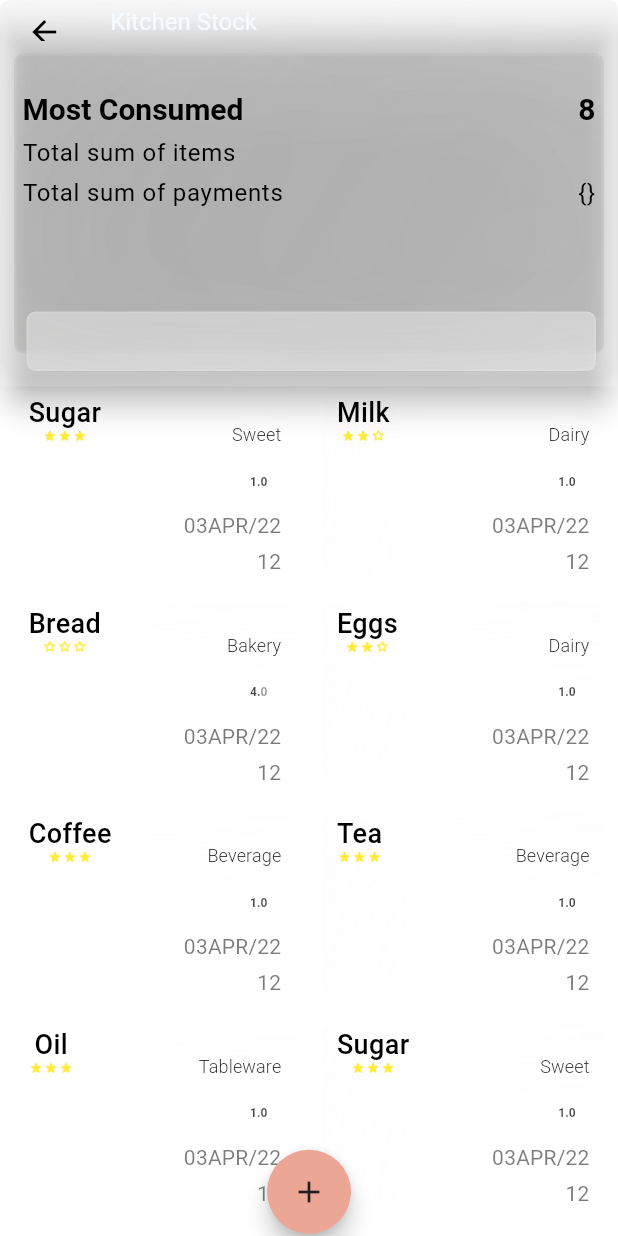
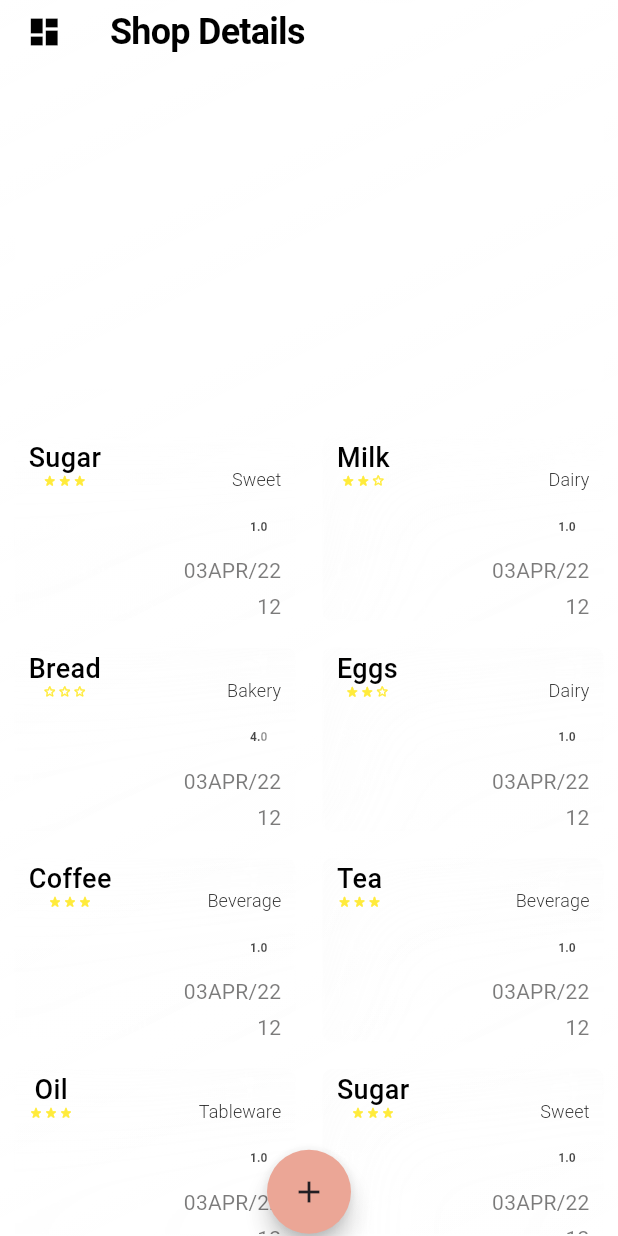
Before and after one commit to oussaid1/lkarnetOriginal, a Flutter app: the KitchenStockHome screen opened directly, on a phone screen of 412 x 824 dp. Run offline on Flutter 3.47's test engine with Material 2 defaults, Android fonts, the light colour scheme and no system bars; drawn by our look-alikes of syncfusion_flutter_gauges; our stand-ins replace cloud_firestore, firebase_auth, firebase_core, flutter_rating_bar, flutter_riverpod, flutter_slidable and 7 more; missing offline and left inert: cloud_firestore_web, firebase_app_check, firebase_app_check_web, firebase_auth_web, firebase_core_web, google_sign_in_web and 1 more; accounts and stored records are empty; Roboto replaces fonts that are missing (Montserrat, Sansita).

Commit message:
update ui add kitchen element

```diff
--- a/lib/screens/add/add_kitechen_element.dart
+++ b/lib/screens/add/add_kitechen_element.dart
@@ -8,7 +8,9 @@ import '../tabs/kitchen_element_detailed.dart';
 
 class AddKitchenElement extends ConsumerStatefulWidget {
   final KitchenElement? kitchenElement;
+
   AddKitchenElement({this.kitchenElement});
+
   @override
   _AddItemState createState() => _AddItemState();
 }
@@ -41,6 +43,7 @@ class _AddItemState extends ConsumerState<AddKitchenElement> {
   }
 
   int priorityRating = 1;
+
   @override
   Widget build(BuildContext context) {
     Iterable<KitchenElement> _kOptions = [];
@@ -49,7 +52,7 @@ class _AddItemState extends ConsumerState<AddKitchenElement> {
       color: Colors.transparent,
       child: SingleChildScrollView(
         child: SizedBox(
-          height: 340,
+          height: 380,
           //width: 200,
           child: BluredContainer(
             child: Column(
@@ -123,6 +126,7 @@ class _AddItemState extends ConsumerState<AddKitchenElement> {
                     ),
                   ),
                 ),
+                const SizedBox(height: 20),
                 Padding(
                   padding: const EdgeInsets.all(8.0),
                   child: Row(
@@ -134,6 +138,19 @@ class _AddItemState extends ConsumerState<AddKitchenElement> {
                     ],
                   ),
                 ),
+                const SizedBox(
+                  height: 20,
+                  child: Padding(
+                    padding: EdgeInsets.only(top: 18.0, bottom: 18),
+                    child: Divider(
+                      height: 3,
+                      indent: 12,
+                      color: Colors.amber,
+                      endIndent: 12,
+                    ),
+                  ),
+                ),
+                const SizedBox(height:10 ),
                 Padding(
                   padding: const EdgeInsets.all(8.0),
                   child: PiorityRatingWidget(
@@ -143,7 +160,7 @@ class _AddItemState extends ConsumerState<AddKitchenElement> {
                   ),
                 ),
                 SizedBox(
-                  height: 20,
+                  height: 40,
                 ),
                 widget.kitchenElement == null
                     ? Row(
--- a/lib/screens/home.dart
+++ b/lib/screens/home.dart
@@ -1,3 +1,4 @@
+import 'package:flutter/cupertino.dart';
 import 'package:lkarnet/components.dart';
 import 'package:lkarnet/models/operations_adapter.dart';
 import 'package:lkarnet/providers/varproviders/var_providers.dart';
@@ -102,6 +103,8 @@ class _HomePageState extends ConsumerState<HomePage> {
       children: [
         Expanded(
           child: PageView(
+            //allowImplicitScrolling:true ,
+            //clipBehavior:Clip.hardEdge ,
             controller: _pageController,
             physics: NeverScrollableScrollPhysics(),
             onPageChanged: (index) {
--- a/lib/screens/kitchen_stock.dart
+++ b/lib/screens/kitchen_stock.dart
@@ -1,7 +1,7 @@
 import 'package:flutter/material.dart';
 import 'package:lkarnet/components.dart';
 import 'package:lkarnet/providers/authproviders/database_providers.dart';
-import 'package:lkarnet/screens/add/add_kitchen_item.dart';
+import 'package:lkarnet/screens/add/add_kitechen_element.dart';
 import 'package:syncfusion_flutter_gauges/gauges.dart';
 import '../models/kitchen/kitchen_item.dart';
 import '../widgets/dialogs.dart';
@@ -16,6 +16,7 @@ class KitchenStockHome extends ConsumerStatefulWidget {
 
 class _KitchenStockHomeState extends ConsumerState<KitchenStockHome> {
   String filter = '';
+
   // final TextEditingController _filterController = TextEditingController();
   @override
   Widget build(BuildContext context) {
@@ -32,7 +33,7 @@ class _KitchenStockHomeState extends ConsumerState<KitchenStockHome> {
     final fakekitchenElements = KitchenElement.fakeKitchenElements;
     List<KitchenElement> kitchenElements = [];
     return BluredContainer(
-      start: 0,
+      start: 0.1,
       end: 0,
       borderColorOpacity: 0,
       child: StreamBuilder<List<KitchenElement>>(
@@ -51,60 +52,112 @@ class _KitchenStockHomeState extends ConsumerState<KitchenStockHome> {
                 onPressed: () {
                   Dialogs.botomPopUpDialog(
                     context,
-                    AddKitchenItem(),
+                    AddKitchenElement(),
                   );
                 },
                 child: Icon(Icons.add),
               ),
+              // appBar: AppBar(
+              //   backgroundColor: Colors.transparent,
+              //   title: Text('Kitchen Stock'),
+              //   shape: RoundedRectangleBorder(
+              //     borderRadius: BorderRadius.vertical(
+              //       bottom: Radius.circular(20),
+              //     ),
+              //   ),
+              //   flexibleSpace: Container(
+              //     decoration: BoxDecoration(
+              //       gradient: LinearGradient(
+              //         begin: Alignment.topLeft,
+              //         end: Alignment.bottomRight,
+              //         colors: [
+              //           Color.fromARGB(40, 255, 255, 255),
+              //           Color.fromARGB(52, 255, 255, 255),
+              //         ],
+              //       ),
+              //     ),
+              //   ),
+              //   bottom: PreferredSize(
+              //     preferredSize: Size.fromHeight(200),
+              //     child: SizedBox(
+              //       height: 230,
+              //       width: MediaQuery.of(context).size.width,
+              //       child: Stack(
+              //         children: [
+              //           _buildMonthlyCard(
+              //             context,
+              //             kitchenElements,
+              //           ),
+              //           Positioned(
+              //             top: 180,
+              //             width: 380,
+              //             left: MediaQuery.of(context).size.width / 2 - 190,
+              //             child: _buildSelector(),
+              //           ),
+              //         ],
+              //       ),
+              //     ),
+              //   ),
+              // ),
               appBar: AppBar(
-                backgroundColor: Colors.transparent,
-                title: Text('Kitchen Stock'),
+                actions: [
+                  // IconButton(
+                  //   icon: Icon(Icons.add_box_outlined),
+                  //   onPressed: () async {
+                  //     var logger = Logger();
+                  //     for (var item in items!) {
+                  //       logger.d(item.toMap());
+                  //     }
+                  //   },
+                  // ),
+                ],
+                leading: Icon(Icons.dashboard, color: Colors.black),
+                title: Text(
+                  'Shop Details',
+                  style: Theme.of(context).textTheme.headline2,
+                ),
+                elevation: 0,
+                shadowColor: Colors.transparent,
+                excludeHeaderSemantics: true,
+                toolbarHeight: 40,
+                backgroundColor: AppConstants.whiteOpacity,
                 shape: RoundedRectangleBorder(
                   borderRadius: BorderRadius.vertical(
-                    bottom: Radius.circular(20),
-                  ),
-                ),
-                flexibleSpace: Container(
-                  decoration: BoxDecoration(
-                    gradient: LinearGradient(
-                      begin: Alignment.topLeft,
-                      end: Alignment.bottomRight,
-                      colors: [
-                        Color.fromARGB(40, 255, 255, 255),
-                        Color.fromARGB(52, 255, 255, 255),
-                      ],
+                    top: Radius.circular(AppConstants.radius),
+                    bottom: Radius.circular(AppConstants.radius),
                   ),
                 ),
               ),
-                bottom: PreferredSize(
-                  preferredSize: Size.fromHeight(200),
-                  child: SizedBox(
-                    height: 230,
-                    width: MediaQuery.of(context).size.width,
-                    child: Stack(
+              // Next, create a SliverList
+              body: SingleChildScrollView(
+                child: Column(
                   children: [
-                        _buildMonthlyCard(
-                          context,
-                          kitchenElements,
-                        ),
-                        Positioned(
-                          top: 180,
-                          width: 380,
-                          left: MediaQuery.of(context).size.width / 2 - 190,
-                          child: _buildSelector(),
-                        ),
-                      ],
-                    ),
-                  ),
+                    const SizedBox(height:10 ),
+
+                       Container(
+                        margin: EdgeInsets.all(8) ,
+                        height: 200,
+                        width: 400,
+                        decoration: BoxDecoration(
+                          color: Colors.white.withOpacity(0.3),
+                          borderRadius: BorderRadius.only(
+                            topLeft: Radius.circular(10),
+                            topRight:Radius.circular(10),
+                            bottomLeft: Radius.circular(10),
+                            bottomRight: Radius.circular(10),
                           ),
                         ),
 
-              // Next, create a SliverList
-              body: Container(
+                    ),
+                    const SizedBox(height:20 ),
+
+                       Container(
                         margin: EdgeInsets.symmetric(horizontal: 4),
-                // height: 340,
-                //width: MediaQuery.of(context).size.width,
+                       // height: 440,
+                        width: MediaQuery.of(context).size.width,
                         child: GridView.builder(
+                          shrinkWrap: true ,
+                          physics: NeverScrollableScrollPhysics() ,
                           gridDelegate: SliverGridDelegateWithFixedCrossAxisCount(
                               crossAxisCount: 2,
                               childAspectRatio: 1.5,
@@ -118,7 +171,8 @@ class _KitchenStockHomeState extends ConsumerState<KitchenStockHome> {
                                 Navigator.push(
                                   context,
                                   MaterialPageRoute(
-                            builder: (context) => KitchenItemDetailsScreen(
+                                    builder: (context) =>
+                                        KitchenItemDetailsScreen(
                                       kitchenElement: kitchenElement,
                                     ),
                                   ),
@@ -127,6 +181,10 @@ class _KitchenStockHomeState extends ConsumerState<KitchenStockHome> {
                               kitchenElement: kitchenElement,
                             );
                           },
+                        ),
+                      ),
+                    const SizedBox(height:50 ),
+                  ],
                 ),
               ),
             );
@@ -319,6 +377,7 @@ class ProgressWidget extends StatelessWidget {
     required this.kitchenElement,
   }) : super(key: key);
   final KitchenElement kitchenElement;
+
   @override
   Widget build(BuildContext context) {
     return SizedBox(
--- a/lib/screens/tabs/kitchen_element_detailed.dart
+++ b/lib/screens/tabs/kitchen_element_detailed.dart
@@ -416,7 +416,7 @@ class Availibility extends ConsumerWidget {
               ),
               pointers: <GaugePointer>[
                 RangePointer(
-                  color: Color.fromARGB(98, 189, 77, 77),
+                  color: Color.fromARGB(98, 252, 183, 102),
                   value: x,
                   width: 0.95,
                   // pointerOffset: 0.05,
```
Lines whose indentation alone changed are shown as unchanged.
